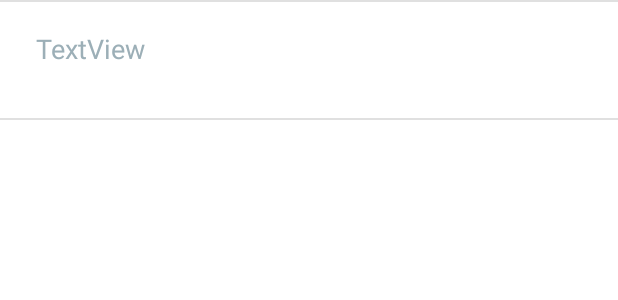
After one commit to kKapalka/robust-music-player, an Android app: the layout layout_audio_file.xml on its own in the app's theme, with its tools: preview values and no code run, on a phone screen of 412 x 824 dp. The commit adds this screen. Shown: the top 300 px of the screen. Run offline under Robolectric (Android 15) with nearby library versions, the phone set to English and light mode, and no system bars.

Commit message:
AudioFileAdapter

```diff
--- /dev/null
+++ b/app/src/main/res/layout/layout_audio_file.xml
@@ -0,0 +1,44 @@
+<?xml version="1.0" encoding="utf-8"?>
+<androidx.constraintlayout.widget.ConstraintLayout xmlns:android="http://schemas.android.com/apk/res/android"
+    xmlns:app="http://schemas.android.com/apk/res-auto"
+    xmlns:tools="http://schemas.android.com/tools"
+    android:layout_width="match_parent"
+    android:layout_height="80dp"
+    android:background="?android:attr/selectableItemBackground"
+    android:clickable="true"
+    android:focusable="true">
+
+    <TextView
+        android:id="@+id/audio_file_name_text_view"
+        android:layout_width="0dp"
+        android:layout_height="22dp"
+        android:layout_marginStart="24dp"
+        android:layout_marginTop="20dp"
+        android:layout_marginEnd="24dp"
+        android:ellipsize="end"
+        android:lines="1"
+        android:maxLines="1"
+        android:text="TextView"
+        android:textColor="@color/pewter_blue"
+        android:textSize="18sp"
+        app:layout_constraintEnd_toEndOf="parent"
+        app:layout_constraintStart_toStartOf="parent"
+        app:layout_constraintTop_toTopOf="parent" />
+
+    <View
+        android:id="@+id/divider"
+        android:layout_width="match_parent"
+        android:layout_height="1dp"
+        android:background="?android:attr/listDivider"
+        app:layout_constraintBottom_toBottomOf="parent"
+        app:layout_constraintStart_toStartOf="parent" />
+
+    <View
+        android:id="@+id/divider2"
+        android:layout_width="match_parent"
+        android:layout_height="1dp"
+        android:background="?android:attr/listDivider"
+        app:layout_constraintEnd_toEndOf="parent"
+        app:layout_constraintStart_toStartOf="parent"
+        app:layout_constraintTop_toTopOf="parent" />
+</androidx.constraintlayout.widget.ConstraintLayout>
--- a/app/src/main/res/menu/menu_navi.xml
+++ b/app/src/main/res/menu/menu_navi.xml
@@ -2,9 +2,9 @@
 <menu xmlns:android="http://schemas.android.com/apk/res/android"
     xmlns:app="http://schemas.android.com/apk/res-auto">
     <item
-        android:id="@+id/miCompose"
+        android:id="@+id/menu_settings"
         android:icon="@drawable/ic_baseline_settings_24"
         app:showAsAction="ifRoom"
-        android:title="Compose">
+        android:title="Settings">
     </item>
 </menu>
```
Also changed, not shown: app/src/main/java/pl/rethagos/musicplayer/InitialActivity.kt (+34 -8 lines), app/src/main/java/pl/rethagos/musicplayer/recyclerview/AudioFileAdapter.kt (added, +48 -0 lines), app/src/main/java/pl/rethagos/musicplayer/recyclerview/FolderPathAdapter.java (deleted, +0 -74 lines), app/src/main/java/pl/rethagos/musicplayer/recyclerview/FolderPathAdapter.kt (added, +54 -0 lines), app/src/main/java/pl/rethagos/musicplayer/recyclerview/OnAudioFileClickListener.kt (added, +7 -0 lines), 1 other file.
